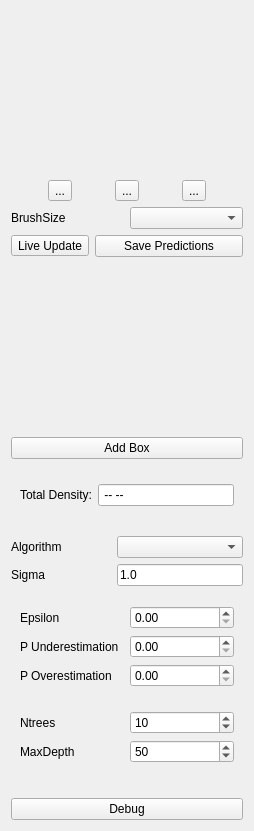
First picture: the form in ilastik/applets/counting3d/labelingDrawer.ui, repository ilastik/ilastik, before the edit.
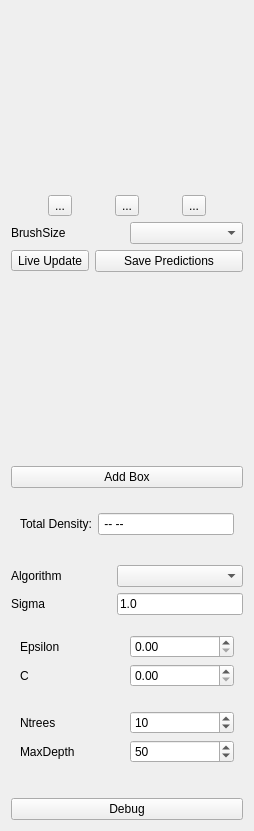
Second picture: the form after the edit. Custom widgets are drawn as their Qt base class.

The edit to the form file:
```diff
--- a/ilastik/applets/counting3d/labelingDrawer.ui
+++ b/ilastik/applets/counting3d/labelingDrawer.ui
@@ -230,23 +230,13 @@
        <item>
         <widget class="QWidget" name="gridLayout_2" native="true">
          <layout class="QGridLayout" name="gridLayout">
-          <item row="4" column="0">
-           <widget class="QLabel" name="label_3">
-            <property name="text">
-             <string>P Overestimation</string>
-            </property>
-           </widget>
-          </item>
-          <item row="4" column="2">
-           <widget class="QDoubleSpinBox" name="OverBox"/>
-          </item>
           <item row="2" column="2">
            <widget class="QDoubleSpinBox" name="EpsilonBox"/>
           </item>
           <item row="3" column="0">
            <widget class="QLabel" name="label">
             <property name="text">
-             <string>P Underestimation</string>
+             <string>C</string>
             </property>
            </widget>
           </item>
```
Left out of the diff: 3 changed lines with no effect on the pictures.
